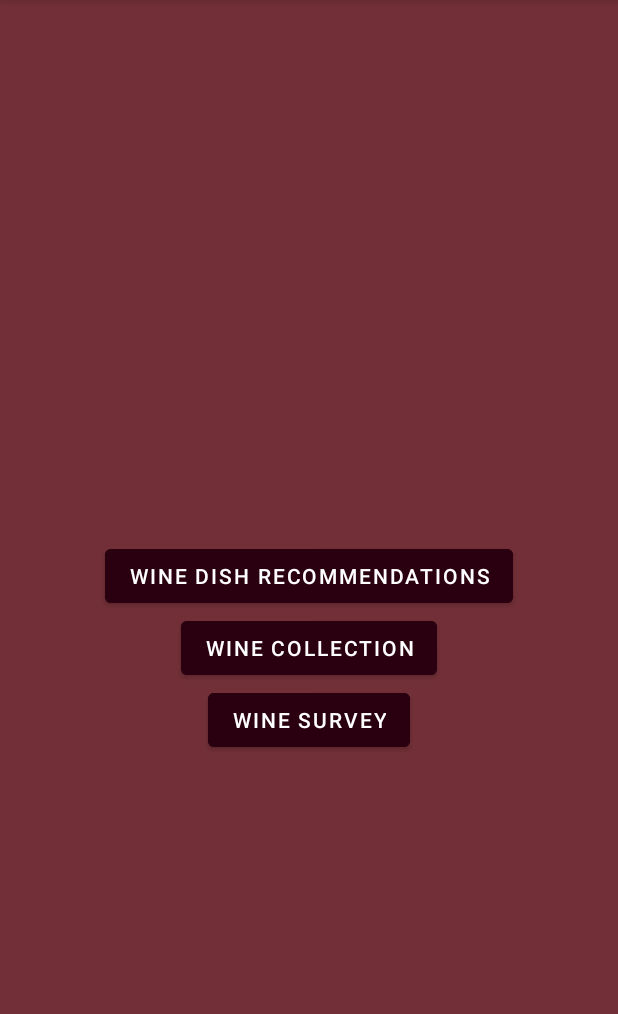
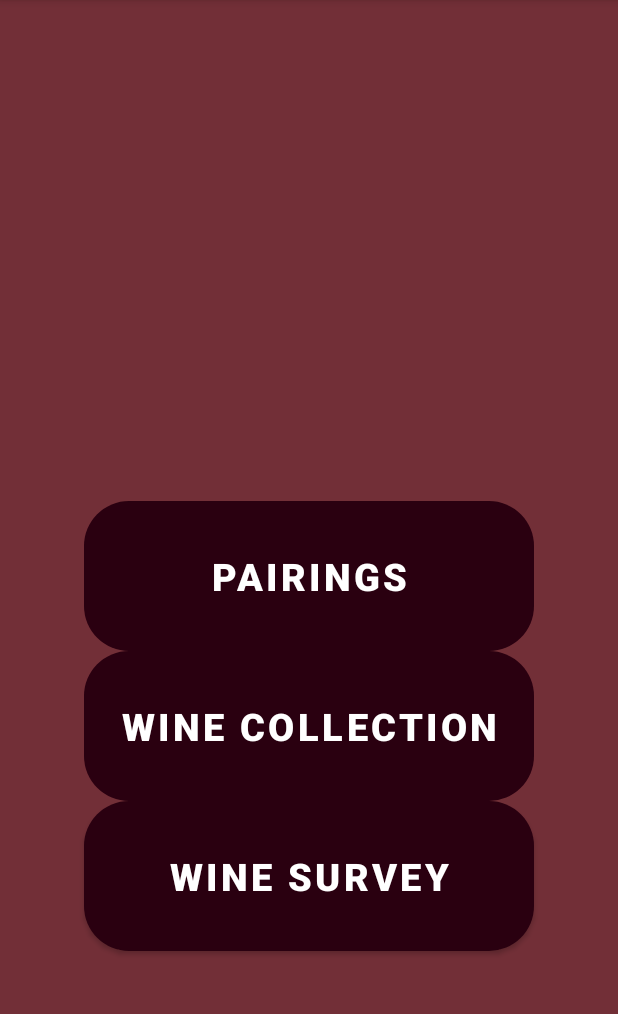
Before and after one commit to Burdj3/MySomm, an Android app: the screen it shows after launch (MainActivity), on a phone screen of 412 x 824 dp, the part 84-1098 px from its top. Run offline under Robolectric (Android 15) with nearby library versions, the phone set to English and light mode, and no system bars.

Commit message:
Changed button size, text size, created drawable object "rounded_button"

```diff
--- /dev/null
+++ b/app/src/main/res/drawable/rounded_button.xml
@@ -0,0 +1,8 @@
+<?xml version="1.0" encoding="utf-8"?>
+<shape xmlns:android="http://schemas.android.com/apk/res/android"
+    android:shape="rectangle">
+
+    <solid android:color="@color/wine_dark"/>
+    <corners android:radius="30dp"/>
+
+</shape>
--- a/app/src/main/res/layout/activity_main.xml
+++ b/app/src/main/res/layout/activity_main.xml
@@ -8,33 +8,40 @@
     android:background="@color/wine">
 
     <Button
-        android:layout_width="wrap_content"
-        android:layout_height="wrap_content"
+        android:layout_width="300dp"
+        android:layout_height="100dp"
         android:id="@+id/wineDishButton"
         android:layout_centerHorizontal="true"
         android:layout_centerVertical="true"
-        android:text="Wine Dish Recommendations"
-        android:backgroundTint="@color/wine_dark"
+        android:text="pairings"
+        android:textStyle="bold"
+        android:textSize="25dp"
+        android:background="@drawable/rounded_button"
         />
 
+
     <Button
-        android:layout_width="wrap_content"
-        android:layout_height="wrap_content"
-        android:backgroundTint="@color/wine_dark"
+        android:layout_width="300dp"
+        android:layout_height="100dp"
         android:id="@+id/wineCollectionButton"
         android:layout_below="@+id/wineDishButton"
         android:layout_centerHorizontal="true"
         android:text="Wine Collection"
+        android:textStyle="bold"
+        android:textSize="25sp"
+        android:background="@drawable/rounded_button"
         />
 
     <Button
-        android:layout_width="wrap_content"
-        android:layout_height="wrap_content"
+        android:layout_width="300dp"
+        android:layout_height="100dp"
         android:id="@+id/wineSurveyButton"
         android:layout_below="@+id/wineCollectionButton"
         android:layout_centerHorizontal="true"
         android:text="Wine Survey"
-        android:backgroundTint="@color/wine_dark"
+        android:background="@drawable/rounded_button"
+        android:textStyle="bold"
+        android:textSize="25sp"
         />
 
 
```
